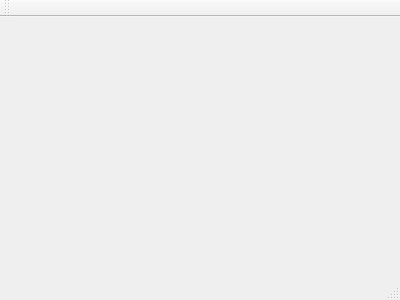
Qt form mainwindow.ui (loloof64/SkyscraperPuzzle) before a commit.
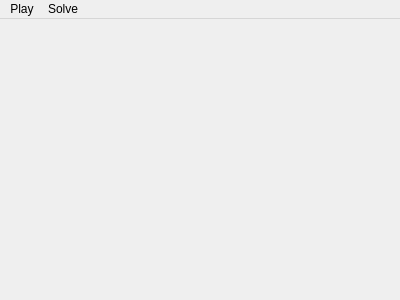
The same form after that commit.

Commit message: By default, grid is not available. Until the solve menu is launched.

```diff
--- a/mainwindow.ui
+++ b/mainwindow.ui
@@ -23,16 +23,25 @@
      <height>22</height>
     </rect>
    </property>
+   <widget class="QMenu" name="menuJouer">
+    <property name="title">
+     <string>Play</string>
+    </property>
+   </widget>
+   <widget class="QMenu" name="menuSolve">
+    <property name="title">
+     <string>Solve</string>
+    </property>
+    <addaction name="actionGrid_4x4"/>
+   </widget>
+   <addaction name="menuJouer"/>
+   <addaction name="menuSolve"/>
   </widget>
-  <widget class="QToolBar" name="mainToolBar">
-   <attribute name="toolBarArea">
-    <enum>TopToolBarArea</enum>
-   </attribute>
-   <attribute name="toolBarBreak">
-    <bool>false</bool>
-   </attribute>
-  </widget>
-  <widget class="QStatusBar" name="statusBar"/>
+  <action name="actionGrid_4x4">
+   <property name="text">
+    <string>Grid 4x4</string>
+   </property>
+  </action>
  </widget>
  <layoutdefault spacing="6" margin="11"/>
  <resources/>
```
The commit also changes 7 other files.
